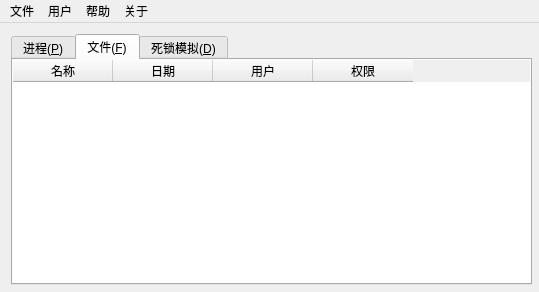
Qt form vsproject/src/osdesign.ui (iMyon/OS-Curriculum-Design) before a commit.
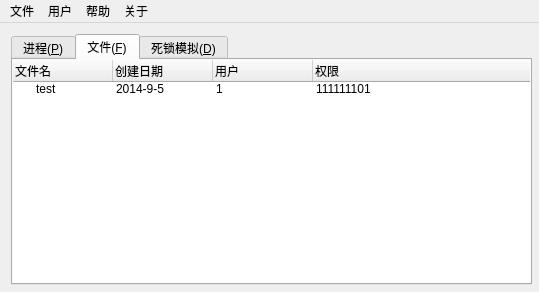
The same form after that commit. The open tabs and pages were chosen to show the change. Icons and pictures are not drawn.

What changed in the file:
```diff
--- a/vsproject/src/osdesign.ui
+++ b/vsproject/src/osdesign.ui
@@ -101,7 +101,7 @@
        <attribute name="title">
         <string>文件(&amp;F)</string>
        </attribute>
-       <widget class="QTableWidget" name="tableFile">
+       <widget class="QTreeWidget" name="treeFile">
         <property name="geometry">
          <rect>
           <x>-1</x>
@@ -115,12 +115,12 @@
         </property>
         <column>
          <property name="text">
-          <string>名称</string>
+          <string>文件名</string>
          </property>
         </column>
         <column>
          <property name="text">
-          <string>日期</string>
+          <string>创建日期</string>
          </property>
         </column>
         <column>
@@ -133,6 +133,24 @@
           <string>权限</string>
          </property>
         </column>
+        <item>
+         <property name="text">
+          <string>test</string>
+         </property>
+         <property name="icon">
+          <iconset resource="osdesign.qrc">
+           <normaloff>:/osDesign/osdesign.qrc</normaloff>:/osDesign/osdesign.qrc</iconset>
+         </property>
+         <property name="text">
+          <string>2014-9-5</string>
+         </property>
+         <property name="text">
+          <string>1</string>
+         </property>
+         <property name="text">
+          <string>111111101</string>
+         </property>
+        </item>
        </widget>
       </widget>
       <widget class="QWidget" name="deadlock">
```
Left out of the diff: 6 changed lines with no effect on the pictures.
